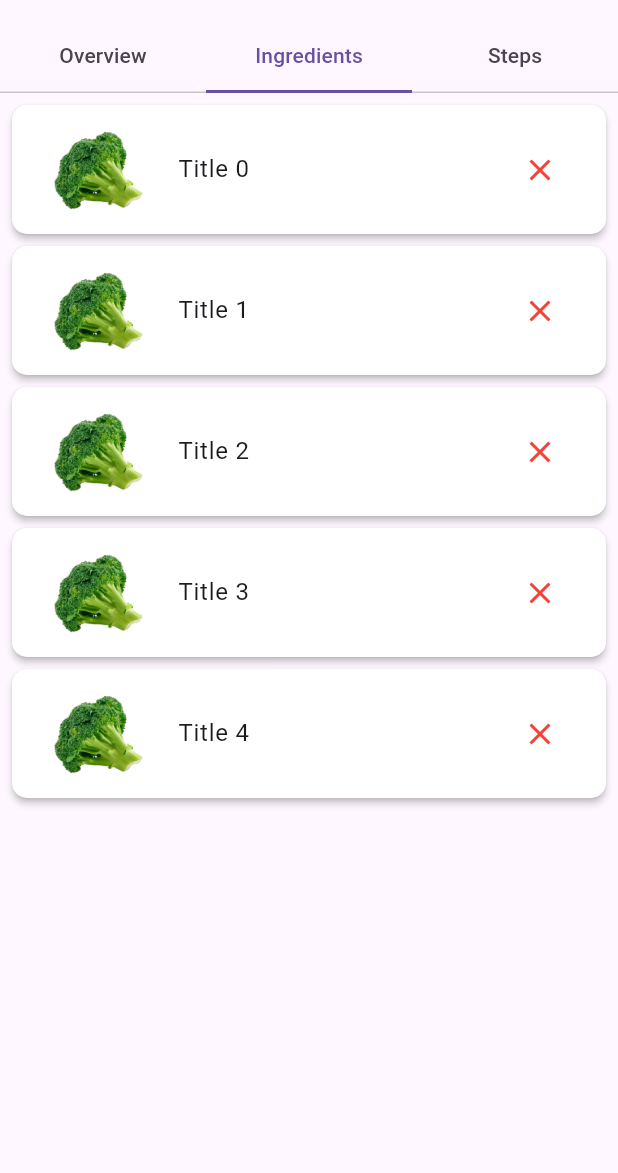
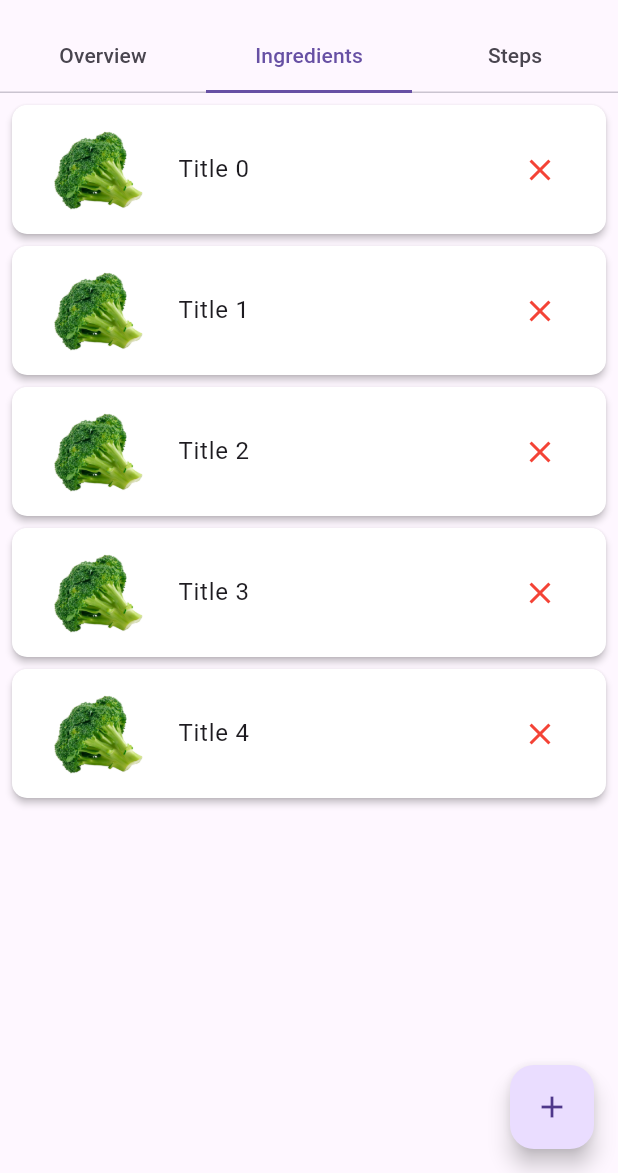
Before and after one commit to phihung17k/fridge_mobile, a Flutter app: the screen it shows after launch, on a phone screen of 412 x 824 dp, the part 63-1236 px from its top. Run offline on Flutter 3.47's test engine with Material 3 defaults, Android fonts, the phone set to English and light mode, and no system bars; our stand-ins replace equatable, get_it, rxdart.

Commit message:
add fab in ingredient form

```diff
--- a/lib/pages/recipe_form/recipe_form_page.dart
+++ b/lib/pages/recipe_form/recipe_form_page.dart
@@ -1,4 +1,3 @@
-import 'package:flutter/gestures.dart';
 import 'package:flutter/material.dart';
 import 'package:fridge_mobile/pages/recipe_form/overview_form.dart';
 
@@ -78,7 +77,8 @@ class _RecipeFormPageState extends State<RecipeFormPage> {
           body: TabBarView(
             children: [
               const OverviewForm(),
-              ReorderableListView.builder(
+              Scaffold(
+                body: ReorderableListView.builder(
                   // buildDefaultDragHandles: false,
                   padding: const EdgeInsets.all(8),
                   itemCount: 5,
@@ -110,7 +110,7 @@ class _RecipeFormPageState extends State<RecipeFormPage> {
                     return AnimatedBuilder(
                       animation: animation,
                       builder: (BuildContext context, Widget? child) {
-                      // animation's effect for reorder item
+                        // animation's effect for reorder itemw
                         return Material(
                           color: Colors.transparent,
                           child: child,
@@ -119,6 +119,20 @@ class _RecipeFormPageState extends State<RecipeFormPage> {
                       child: child,
                     );
                   },
+                ),
+                floatingActionButton: FloatingActionButton(
+                  onPressed: () {
+                    showModalBottomSheet(
+                      context: context,
+                      builder: (context) {
+                        return Container(
+                          color: Colors.amber,
+                        );
+                      },
+                    );
+                  },
+                  child: const Icon(Icons.add),
+                ),
               ),
               Text("3"),
             ],
```
Lines whose indentation alone changed are shown as unchanged.
